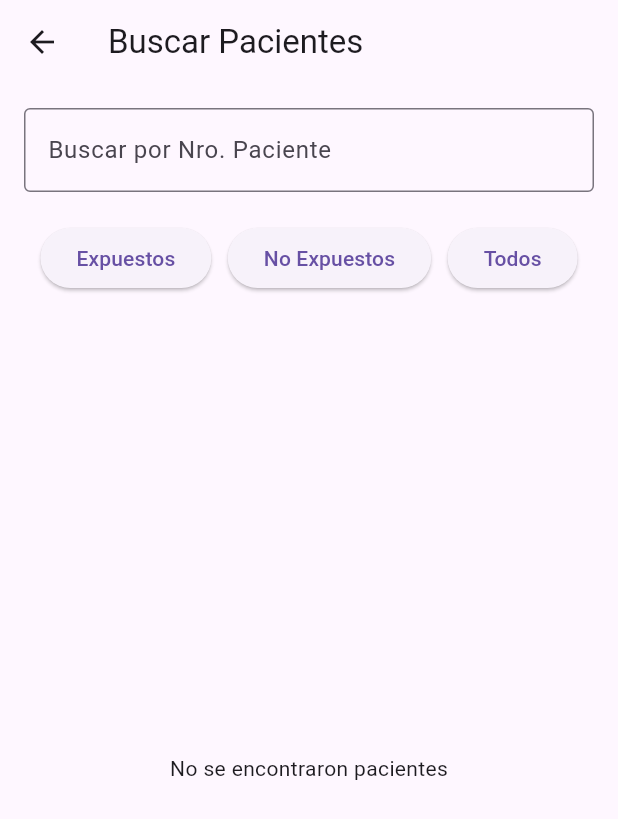
After one commit to DarioGB1/historial, a Flutter app: the screen it shows after launch, after a tap on "Buscar", on a phone screen of 412 x 824 dp. The commit adds this screen. Shown: the top 819 px of the screen. Run offline on Flutter 3.47's test engine with Material 3 defaults, Android fonts, the phone set to English and light mode, and no system bars; our stand-ins replace cloud_firestore, firebase_core; accounts and stored records are empty.

Commit message:
Busqueda de paciente y filtro

```diff
--- a/lib/main.dart
+++ b/lib/main.dart
@@ -2,6 +2,7 @@ import 'package:flutter/material.dart';
 import 'package:firebase_core/firebase_core.dart'; // Importa firebase_core
 import 'firebase_options.dart'; // Importa las opciones de Firebase generadas
 import 'medication_form.dart'; // Importa tu formulario médico
+import 'medication_screen.dart';
 
 void main() async {
   // Asegura que Flutter esté inicializado
@@ -29,7 +30,7 @@ class MyApp extends StatelessWidget {
         visualDensity: VisualDensity.adaptivePlatformDensity,
       ),
       home:
-          const MedicationForm(), // Usa tu formulario médico como pantalla principal
+          const MedicationScreen(), // Usa tu formulario médico como pantalla principal
     );
   }
 }
--- /dev/null
+++ b/lib/medication_screen.dart
@@ -0,0 +1,40 @@
+import 'package:flutter/material.dart';
+import 'medication_form.dart';
+import 'search_screen.dart';
+
+class MedicationScreen extends StatelessWidget {
+  const MedicationScreen({Key? key}) : super(key: key);
+
+  @override
+  Widget build(BuildContext context) {
+    return Scaffold(
+      appBar: AppBar(title: const Text('Gestión de Medicación')),
+      body: Center(
+        child: Column(
+          mainAxisAlignment: MainAxisAlignment.center,
+          children: [
+            ElevatedButton(
+              onPressed: () {
+                Navigator.push(
+                  context,
+                  MaterialPageRoute(builder: (context) => const MedicationForm()),
+                );
+              },
+              child: const Text('Crear'),
+            ),
+            const SizedBox(height: 20),
+            ElevatedButton(
+              onPressed: () {
+                Navigator.push(
+                  context,
+                  MaterialPageRoute(builder: (context) => const SearchScreen()),
+                );
+              },
+              child: const Text('Buscar'),
+            ),
+          ],
+        ),
+      ),
+    );
+  }
+}
--- /dev/null
+++ b/lib/search_screen.dart
@@ -0,0 +1,171 @@
+import 'package:flutter/material.dart';
+import 'package:cloud_firestore/cloud_firestore.dart';
+
+class SearchScreen extends StatefulWidget {
+  const SearchScreen({Key? key}) : super(key: key);
+
+  @override
+  _SearchScreenState createState() => _SearchScreenState();
+}
+
+class _SearchScreenState extends State<SearchScreen> {
+  final TextEditingController _searchController = TextEditingController();
+  String searchTerm = '';
+  String filter = 'Todos';
+
+  late FirebaseFirestore _firestore;
+
+  @override
+  void initState() {
+    super.initState();
+    _firestore = FirebaseFirestore.instance;
+  }
+
+  // Método para obtener pacientes desde Firebase
+  Future<List<Map<String, dynamic>>> getFilteredPatients() async {
+    Query query = _firestore.collection('formularios_sociodemograficos');
+
+    if (searchTerm.isNotEmpty) {
+      query = query.where('nro_paciente', isEqualTo: searchTerm);
+    }
+
+    if (filter != 'Todos') {
+      query = query.where('paciente_expuesto', isEqualTo: filter);
+    }
+
+    var snapshot = await query.get();
+    return snapshot.docs.map((doc) {
+      var data = doc.data() as Map<String, dynamic>;
+
+      return {
+        'nro_paciente': data['nro_paciente'] ?? '',
+        'nombre': data['datos_paciente']?['nombres'] ?? 'Sin nombre',
+        'estado': data['paciente_expuesto'] ?? 'Desconocido',
+      };
+    }).toList();
+  }
+
+  @override
+  Widget build(BuildContext context) {
+    return Scaffold(
+      appBar: AppBar(title: const Text('Buscar Pacientes')),
+      body: Padding(
+        padding: const EdgeInsets.all(16.0),
+        child: Column(
+          children: [
+            TextField(
+              controller: _searchController,
+              decoration: const InputDecoration(
+                labelText: 'Buscar por Nro. Paciente',
+                border: OutlineInputBorder(),
+              ),
+              onChanged: (value) {
+                setState(() {
+                  searchTerm = value;
+                });
+              },
+            ),
+            const SizedBox(height: 20),
+            Row(
+              mainAxisAlignment: MainAxisAlignment.spaceEvenly,
+              children: [
+                ElevatedButton(
+                  onPressed: () {
+                    setState(() {
+                      filter = 'Expuesto';
+                    });
+                  },
+                  child: const Text('Expuestos'),
+                ),
+                ElevatedButton(
+                  onPressed: () {
+                    setState(() {
+                      filter = 'No Expuesto';
+                    });
+                  },
+                  child: const Text('No Expuestos'),
+                ),
+                ElevatedButton(
+                  onPressed: () {
+                    setState(() {
+                      filter = 'Todos';
+                    });
+                  },
+                  child: const Text('Todos'),
+                ),
+              ],
+            ),
+            const SizedBox(height: 20),
+            Expanded(
+              child: FutureBuilder<List<Map<String, dynamic>>>(
+                future: getFilteredPatients(),
+                builder: (context, snapshot) {
+                  if (snapshot.connectionState == ConnectionState.waiting) {
+                    return const Center(child: CircularProgressIndicator());
+                  }
+
+                  if (snapshot.hasError) {
+                    return const Center(child: Text('Error al cargar los datos'));
+                  }
+
+                  var patients = snapshot.data ?? [];
+
+                  if (patients.isEmpty) {
+                    return const Center(child: Text('No se encontraron pacientes'));
+                  }
+
+                  return ListView.builder(
+                    itemCount: patients.length,
+                    itemBuilder: (context, index) {
+                      final patient = patients[index];
+                      return Card(
+                        child: ListTile(
+                          title: Text('Paciente: ${patient['nombre']}'),
+                          subtitle: Text('Estado: ${patient['estado']}'),
+                          onTap: () {
+                            Navigator.push(
+                              context,
+                              MaterialPageRoute(
+                                builder: (context) => PatientDetailScreen(patient: patient),
+                              ),
+                            );
+                          },
+                        ),
+                      );
+                    },
+                  );
+                },
+              ),
+            ),
+          ],
+        ),
+      ),
+    );
+  }
+}
+
+class PatientDetailScreen extends StatelessWidget {
+  final Map<String, dynamic> patient;
+
+  const PatientDetailScreen({Key? key, required this.patient}) : super(key: key);
+
+  @override
+  Widget build(BuildContext context) {
+    return Scaffold(
+      appBar: AppBar(title: const Text('Detalles del Paciente')),
+      body: Padding(
+        padding: const EdgeInsets.all(16.0),
+        child: Column(
+          crossAxisAlignment: CrossAxisAlignment.start,
+          children: [
+            Text('Nro. Paciente: ${patient['nro_paciente']}', style: const TextStyle(fontSize: 18)),
+            const SizedBox(height: 8),
+            Text('Nombre: ${patient['nombre']}', style: const TextStyle(fontSize: 18)),
+            const SizedBox(height: 8),
+            Text('Estado: ${patient['estado']}', style: const TextStyle(fontSize: 18)),
+          ],
+        ),
+      ),
+    );
+  }
+}
```
